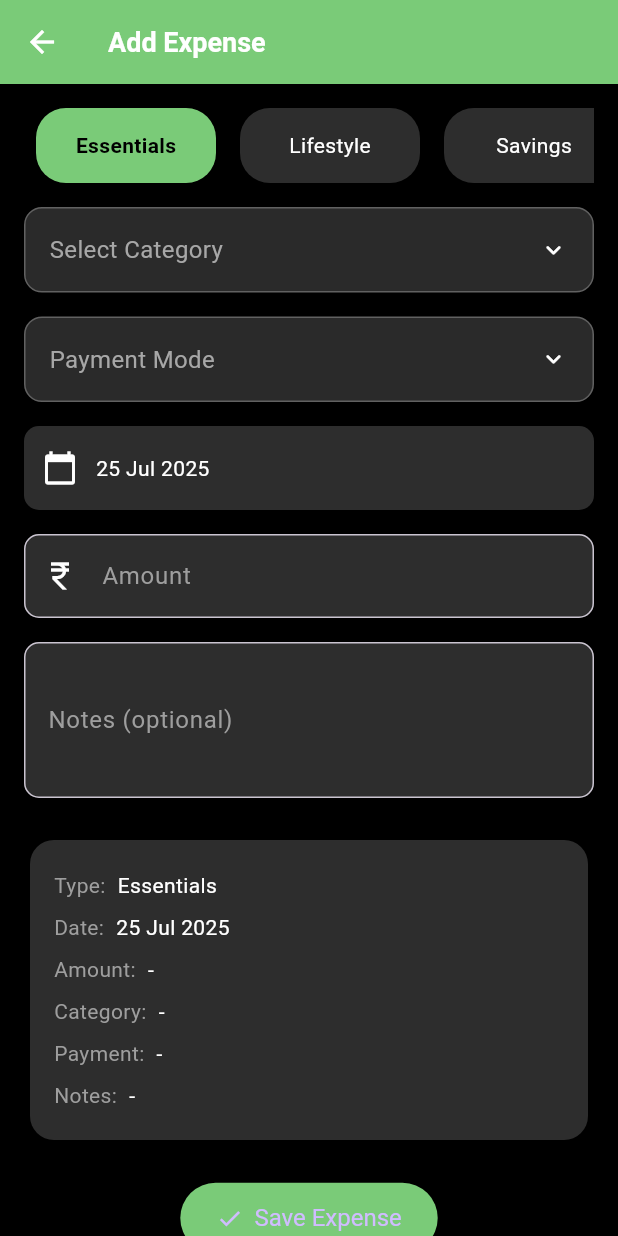
After one commit to suryateja-dakey/Expense_Tracker, a Flutter app: the AddExpensePage screen opened directly, on a phone screen of 412 x 824 dp. The commit adds this screen. Run offline on Flutter 3.47's test engine with Material 3 defaults, Android fonts, the phone set to English and light mode, and no system bars; drawn by our look-alikes of animated_custom_dropdown, flutter_animate; our stand-ins replace cloud_firestore, firebase_auth, firebase_core, flutter_svg, get, google_sign_in and 2 more; accounts and stored records are empty; project files that could hold a hidden picture were left out.

Commit message:
Add expenses page added

```diff
--- a/lib/main.dart
+++ b/lib/main.dart
@@ -30,7 +30,8 @@ class ExpenseApp extends StatelessWidget {
         textTheme: TextTheme(bodyMedium: TextStyle(color: Colors.white)),
       ),
       home:
-        Login(),
+      Login(),
+        // HomePage(),
       // FirebaseAuth.instance.currentUser!=null?HomePage(): Login(),
     );
   }
--- /dev/null
+++ b/lib/pages/add_expenses.dart
@@ -0,0 +1,318 @@
+import 'package:flutter/material.dart';
+import 'package:flutter_animate/flutter_animate.dart';
+import 'package:animated_custom_dropdown/custom_dropdown.dart';
+import 'package:intl/intl.dart';
+import 'package:get/get.dart';
+import 'package:expense_tracker/widgets/common_app_bar.dart';
+import 'package:expense_tracker/controllers/expense_controller.dart';
+
+class AddExpensePage extends StatefulWidget {
+  const AddExpensePage({super.key});
+
+  @override
+  State<AddExpensePage> createState() => _AddExpensePageState();
+}
+
+class _AddExpensePageState extends State<AddExpensePage> {
+  final TextEditingController _amountController = TextEditingController();
+  final TextEditingController _notesController = TextEditingController();
+  final ExpenseController expenseController = Get.put(ExpenseController());
+  DateTime _selectedDate = DateTime.now();
+  String? selectedCategory;
+  String? selectedPaymentMode;
+  final ScrollController _typeScrollController = ScrollController();
+
+  final List<String> categories = [
+    'Rent',
+    'Groceries',
+    'Fuel',
+    'Electricity',
+    'Dining Out',
+  ];
+
+  final List<String> paymentModes = [
+    'Cash',
+    'UPI',
+    'Credit Card',
+    'Debit Card',
+  ];
+
+  final darkCardColor = const Color(0xFF2D2D2D);
+  final Color darkCard = const Color(0xFF1E1E1E);
+  final Color darkField = const Color(0xFF2A2A2A);
+  final Color accentGreen = const Color(0xFF7ACB78);
+
+  @override
+  void dispose() {
+    _typeScrollController.dispose();
+    _amountController.dispose();
+    _notesController.dispose();
+    super.dispose();
+  }
+
+  void _scrollToSelectedType(int index) {
+    // Calculate the position to center the selected item
+    double itemWidth = 120.0; // Adjusted for text and padding
+    double offset = index * itemWidth - (MediaQuery.of(context).size.width - itemWidth) / 2;
+    _typeScrollController.animateTo(
+      offset.clamp(0.0, _typeScrollController.position.maxScrollExtent),
+      duration: const Duration(milliseconds: 500),
+      curve: Curves.easeInOutCubic, // Smooth easing curve
+    );
+  }
+
+  @override
+  Widget build(BuildContext context) {
+    return Scaffold(
+      appBar: const CommonAppBar(
+        title: 'Add Expense',
+        heroTag: 'appBarHero',
+        backgroundColor: Color(0xFF7ACB78),
+      ),
+      backgroundColor: Colors.black,
+      body: SingleChildScrollView(
+        padding: const EdgeInsets.all(16),
+        child: Column(
+          children: [
+            // Horizontal Scrollable Expense Types
+            Container(
+              height: 50,
+              margin: const EdgeInsets.only(bottom: 16),
+              child: Obx(() => SingleChildScrollView(
+                    scrollDirection: Axis.horizontal,
+                    controller: _typeScrollController,
+                    physics: const BouncingScrollPhysics(), // Smooth scroll behavior
+                    child: Row(
+                      children: List.generate(expenseController.categories.length, (index) {
+                        bool isSelected = expenseController.focusedIndex.value == index;
+                        return GestureDetector(
+                          onTap: () {
+                            expenseController.setFocusedIndex(index);
+                            _scrollToSelectedType(index);
+                          },
+                          child: Container(
+                            width: 120, // Fixed width for consistent spacing
+                            margin: const EdgeInsets.symmetric(horizontal: 8),
+                            padding: const EdgeInsets.symmetric(horizontal: 16, vertical: 8),
+                            decoration: BoxDecoration(
+                              color: isSelected
+                                  ? expenseController.categories[index]['color'] as Color
+                                  : darkCardColor,
+                              borderRadius: BorderRadius.circular(20),
+                            ),
+                            child: Center(
+                              child: Text(
+                                expenseController.categories[index]['name'] as String,
+                                style: TextStyle(
+                                  color: isSelected ? Colors.black : Colors.white,
+                                  fontWeight: isSelected ? FontWeight.bold : FontWeight.normal,
+                                ),
+                              ),
+                            ),
+                          ),
+                        );
+                      }),
+                    ),
+                  )),
+            ).animate().fadeIn(duration: 300.ms).slideY(begin: 0.2),
+
+            // Category Dropdown
+            CustomDropdown<String>(
+              hintText: 'Select Category',
+              items: categories,
+              initialItem: selectedCategory,
+              onChanged: (value) => setState(() => selectedCategory = value),
+              decoration: CustomDropdownDecoration(
+                closedFillColor: darkField,
+                expandedFillColor: darkField,
+                closedBorder: Border.all(color: Colors.grey.shade700),
+              ),
+              listItemBuilder: (context, item, isSelected, onTap) {
+                return ListTile(
+                  title: Text(
+                    item,
+                    style: TextStyle(
+                      color: isSelected ? accentGreen : Colors.white,
+                    ),
+                  ),
+                  onTap: onTap,
+                );
+              },
+            ).animate().fadeIn(duration: 300.ms).slideY(begin: 0.2),
+
+            const SizedBox(height: 16),
+
+            // Payment Mode Dropdown
+            CustomDropdown<String>(
+              hintText: 'Payment Mode',
+              items: paymentModes,
+              initialItem: selectedPaymentMode,
+              onChanged: (value) => setState(() => selectedPaymentMode = value),
+              decoration: CustomDropdownDecoration(
+                closedFillColor: darkField,
+                expandedFillColor: darkField,
+                closedBorder: Border.all(color: Colors.grey.shade700),
+              ),
+              listItemBuilder: (context, item, isSelected, onTap) {
+                return ListTile(
+                  title: Text(
+                    item,
+                    style: TextStyle(
+                      color: isSelected ? accentGreen : Colors.white,
+                    ),
+                  ),
+                  onTap: onTap,
+                );
+              },
+            ).animate().fadeIn(duration: 300.ms).slideY(begin: 0.2),
+
+            const SizedBox(height: 16),
+
+            // Date Picker Field
+            InkWell(
+              onTap: _pickDate,
+              borderRadius: BorderRadius.circular(10),
+              child: Container(
+                padding: const EdgeInsets.symmetric(horizontal: 12, vertical: 16),
+                decoration: BoxDecoration(
+                  color: darkCardColor,
+                  borderRadius: BorderRadius.circular(10),
+                ),
+                child: Row(
+                  children: [
+                    const Icon(Icons.calendar_today, color: Colors.white),
+                    const SizedBox(width: 12),
+                    Text(
+                      DateFormat('dd MMM yyyy').format(_selectedDate),
+                      style: const TextStyle(color: Colors.white),
+                    ),
+                  ],
+                ),
+              ),
+            ).animate().fadeIn(duration: 300.ms).slideY(begin: 0.2),
+
+            const SizedBox(height: 16),
+
+            // Amount Field
+            TextFormField(
+              controller: _amountController,
+              keyboardType: TextInputType.number,
+              style: const TextStyle(color: Colors.white),
+              decoration: InputDecoration(
+                labelText: 'Amount',
+                labelStyle: const TextStyle(color: Colors.grey),
+                prefixIcon: const Icon(Icons.currency_rupee, color: Colors.white),
+                border: OutlineInputBorder(borderRadius: BorderRadius.circular(10)),
+                filled: true,
+                fillColor: darkCardColor,
+              ),
+            ).animate().fadeIn(duration: 300.ms).slideY(begin: 0.2),
+
+            const SizedBox(height: 16),
+
+            // Notes Field
+            TextFormField(
+              controller: _notesController,
+              maxLines: 3,
+              style: const TextStyle(color: Colors.white),
+              decoration: InputDecoration(
+                labelText: 'Notes (optional)',
+                labelStyle: const TextStyle(color: Colors.grey),
+                border: OutlineInputBorder(borderRadius: BorderRadius.circular(10)),
+                filled: true,
+                fillColor: darkCardColor,
+              ),
+            ).animate().fadeIn(duration: 300.ms).slideY(begin: 0.2),
+
+            const SizedBox(height: 24),
+
+            // Preview Card
+            Obx(() => Card(
+                  color: darkCardColor,
+                  shape: RoundedRectangleBorder(borderRadius: BorderRadius.circular(16)),
+                  child: Padding(
+                    padding: const EdgeInsets.all(16),
+                    child: Column(
+                      crossAxisAlignment: CrossAxisAlignment.start,
+                      children: [
+                        _buildPreviewRow('Type',
+                            expenseController.categories[expenseController.focusedIndex.value]['name'] as String),
+                        _buildPreviewRow('Date', DateFormat('dd MMM yyyy').format(_selectedDate)),
+                        _buildPreviewRow('Amount', _amountController.text),
+                        _buildPreviewRow('Category', selectedCategory),
+                        _buildPreviewRow('Payment', selectedPaymentMode),
+                        _buildPreviewRow('Notes', _notesController.text),
+                      ],
+                    ),
+                  ),
+                )).animate().fadeIn(duration: 400.ms).slideY(begin: 0.1),
+
+            const SizedBox(height: 24),
+
+            // Submit Button
+            ElevatedButton.icon(
+              onPressed: _submitExpense,
+              icon: const Icon(Icons.check),
+              label: const Text('Save Expense'),
+              style: ElevatedButton.styleFrom(
+                backgroundColor: accentGreen,
+                padding: const EdgeInsets.symmetric(horizontal: 24, vertical: 14),
+                textStyle: const TextStyle(fontSize: 16),
+              ),
+            ).animate().fadeIn(duration: 300.ms).scale(begin: const Offset(0.9, 0.9)),
+          ],
+        ),
+      ),
+    );
+  }
+
+  Widget _buildPreviewRow(String label, String? value) {
+    return Padding(
+      padding: const EdgeInsets.symmetric(vertical: 4),
+      child: Row(
+        children: [
+          Text("$label:", style: const TextStyle(color: Colors.grey)),
+          const SizedBox(width: 8),
+          Expanded(
+            child: Text(
+              value?.isNotEmpty == true ? value! : '-',
+              style: const TextStyle(color: Colors.white),
+              overflow: TextOverflow.ellipsis,
+            ),
+          ),
+        ],
+      ),
+    );
+  }
+
+  void _pickDate() async {
+    final DateTime? picked = await showDatePicker(
+      context: context,
+      initialDate: _selectedDate,
+      firstDate: DateTime(2000),
+      lastDate: DateTime.now(),
+      builder: (context, child) => Theme(
+        data: ThemeData.dark(),
+        child: child!,
+      ),
+    );
+    if (picked != null && picked != _selectedDate) {
+      setState(() {
+        _selectedDate = picked;
+      });
+    }
+  }
+
+  void _submitExpense() {
+    print("Type: ${expenseController.categories[expenseController.focusedIndex.value]['name']}");
+    print("Date: ${DateFormat('yyyy-MM-dd').format(_selectedDate)}");
+    print("Amount: ${_amountController.text}");
+    print("Category: $selectedCategory");
+    print("Payment Mode: $selectedPaymentMode");
+    print("Notes: ${_notesController.text}");
+
+    ScaffoldMessenger.of(context).showSnackBar(
+      const SnackBar(content: Text('Expense saved!')),
+    );
+  }
+}
--- a/lib/pages/home_page.dart
+++ b/lib/pages/home_page.dart
@@ -1,3 +1,4 @@
+import 'package:expense_tracker/pages/add_expenses.dart';
 import 'package:flutter/material.dart';
 import 'package:get/get.dart';
 import '../controllers/expense_controller.dart';
@@ -65,8 +66,11 @@ class HomePage extends StatelessWidget {
                 padding: EdgeInsets.only(top: 20, right: 20),
                 child: Align(
                   alignment: Alignment.topRight,
-                  child: Icon(Icons.dehaze_outlined,
-                      color: Colors.green, size: 24),
+                  child: Icon(
+                    Icons.dehaze_outlined,
+                    color: Colors.green,
+                    size: 24,
+                  ),
                 ),
               ),
               const Padding(
@@ -97,8 +101,7 @@ class HomePage extends StatelessWidget {
                           onTap: () {
                             controller.setFocusedIndex(index);
 
-                            WidgetsBinding.instance
-                                .addPostFrameCallback((_) {
+                            WidgetsBinding.instance.addPostFrameCallback((_) {
                               _animateToIndex(index, screenWidth);
                             });
                           },
@@ -131,12 +134,12 @@ class HomePage extends StatelessWidget {
                     horizontal: (screenWidth - cardWidth) / 2,
                   ),
                   child: Obx(() {
-                    final cards =
-                        controller.categories.asMap().entries.map((entry) {
+                    final cards = controller.categories.asMap().entries.map((
+                      entry,
+                    ) {
                       final index = entry.key;
                       final category = entry.value;
-                      final isFocused =
-                          controller.focusedIndex.value == index;
+                      final isFocused = controller.focusedIndex.value == index;
 
                       return Padding(
                         padding: const EdgeInsets.only(right: cardSpacing),
@@ -153,15 +156,21 @@ class HomePage extends StatelessWidget {
                               alignment: Alignment.center,
                               child: Opacity(
                                 opacity: isFocused ? 1.0 : 0.6,
-                                child: CustomStyledCard(
-                                  categoryName:
-                                      category['name'].toString(),
-                                  imagePath:
-                                      category['image'].toString(),
-                                  amountUsed:
-                                      category['amount'].toString(),
-                                  cardColors:
-                                      category['color'] as Color,
+                                child: GestureDetector(
+                                  onTap: () {
+                                    Navigator.push(
+                                      context,
+                                      MaterialPageRoute(
+                                        builder: (_) => AddExpensePage(),
+                                      ),
+                                    );
+                                  },
+                                  child: CustomStyledCard(
+                                    categoryName: category['name'].toString(),
+                                    imagePath: category['image'].toString(),
+                                    amountUsed: category['amount'].toString(),
+                                    cardColors: category['color'] as Color,
+                                  ),
                                 ),
                               ),
                             );
--- /dev/null
+++ b/lib/widgets/common_app_bar.dart
@@ -0,0 +1,64 @@
+import 'package:flutter/material.dart';
+
+class CommonAppBar extends StatelessWidget implements PreferredSizeWidget {
+  final String title;
+  final bool showBackButton;
+  final List<Widget>? actions;
+  final Color backgroundColor;
+  final double elevation;
+  final Widget? leading;
+  final String? heroTag;
+
+  const CommonAppBar({
+    super.key,
+    required this.title,
+    this.showBackButton = true,
+    this.actions,
+    this.backgroundColor = Colors.white,
+    this.elevation = 0.0,
+    this.leading,
+    this.heroTag,
+  });
+
+  // Determine if the background color is dark to adjust text/icon color
+  bool _isDarkColor(Color color) {
+    return color.computeLuminance() < 0.5;
+  }
+
+  @override
+  Widget build(BuildContext context) {
+    // Choose text/icon color based on background brightness
+    final foregroundColor = _isDarkColor(backgroundColor) ? Colors.white : Colors.black;
+
+    final appBar = AppBar(
+      elevation: elevation,
+      backgroundColor: backgroundColor,
+      automaticallyImplyLeading: false,
+      leading: leading ??
+          (showBackButton
+              ? IconButton(
+                  icon: Icon(Icons.arrow_back, color: foregroundColor),
+                  onPressed: () => Navigator.of(context).pop(),
+                )
+              : null),
+      title: Text(
+        title,
+        style: TextStyle(
+          fontWeight: FontWeight.w600,
+          fontSize: 18,
+          color: foregroundColor,
+        ),
+      ),
+      actions: actions,
+    );
+
+    if (heroTag != null) {
+      return Hero(tag: heroTag!, child: Material(color: Colors.transparent, child: appBar));
+    }
+
+    return appBar;
+  }
+
+  @override
+  Size get preferredSize => const Size.fromHeight(kToolbarHeight);
+}
--- a/pubspec.yaml
+++ b/pubspec.yaml
@@ -17,6 +17,9 @@ dependencies:
   cloud_firestore: ^5.6.11
   google_sign_in: ^6.3.0
   flutter_svg: ^2.2.0
+  animated_custom_dropdown: ^3.1.1
+  flutter_animate: ^4.5.2
+  intl: ^0.20.2
 
 dev_dependencies:
   flutter_test:
```
Also changed, not shown: pubspec.lock, 3 other files.
